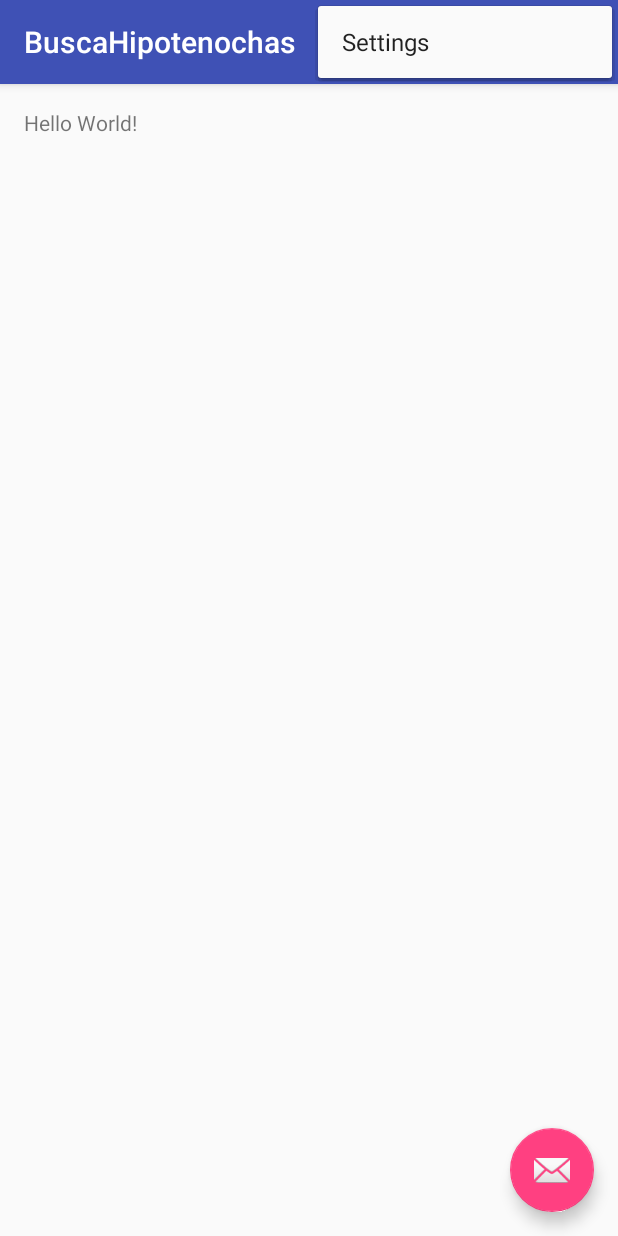
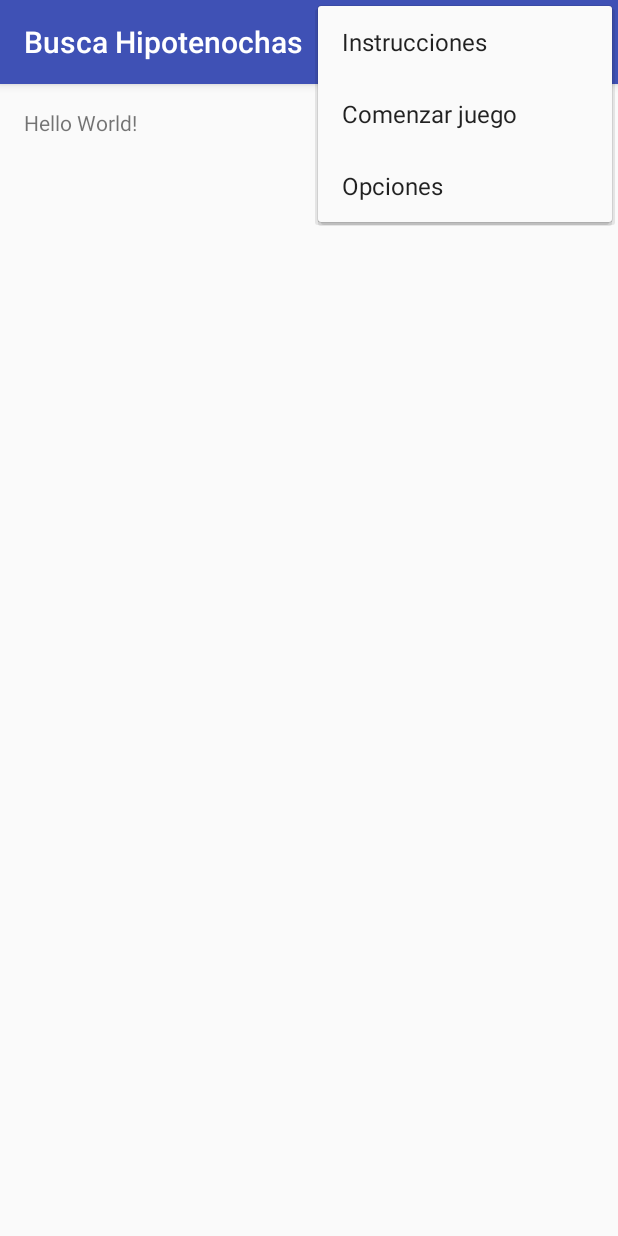
Before and after one commit to MEreno98/BuscaHipotenochas, an Android app: the screen it shows after launch (MainActivity), with the options menu open, on a phone screen of 412 x 824 dp. Run offline under Robolectric (Android 15) with nearby library versions, the phone set to English and light mode, and no system bars.

Commit message:
Menu
Creado el menu, faltan los eventos

```diff
--- a/app/src/main/res/layout/activity_main.xml
+++ b/app/src/main/res/layout/activity_main.xml
@@ -19,16 +19,10 @@
             android:background="?attr/colorPrimary"
             app:popupTheme="@style/AppTheme.PopupOverlay" />
 
+
     </android.support.design.widget.AppBarLayout>
 
     <include layout="@layout/content_main" />
 
-    <android.support.design.widget.FloatingActionButton
-        android:id="@+id/fab"
-        android:layout_width="wrap_content"
-        android:layout_height="wrap_content"
-        android:layout_gravity="bottom|end"
-        android:layout_margin="@dimen/fab_margin"
-        app:srcCompat="@android:drawable/ic_dialog_email" />
 
 </android.support.design.widget.CoordinatorLayout>
--- a/app/src/main/res/menu/menu_main.xml
+++ b/app/src/main/res/menu/menu_main.xml
@@ -3,8 +3,28 @@
     xmlns:tools="http://schemas.android.com/tools"
     tools:context="com.example.a8fdi12.buscahipotenochas.MainActivity">
     <item
+        android:id="@+id/action_changehipo"
+        android:orderInCategory="1"
+        android:icon="@android:drawable/ic_menu_add"
+        android:title="@string/action_change"
+        app:showAsAction="ifRoom"/>
+
+    <item
+        android:id="@+id/action_instrucciones"
+        android:orderInCategory="100"
+        android:title="@string/action_instrucciones"
+        app:showAsAction="never" />
+
+    <item
+        android:id="@+id/action_start"
+        android:orderInCategory="200"
+        android:title="@string/action_start"
+        app:showAsAction="never" />
+
+    <item
         android:id="@+id/action_settings"
-        android:orderInCategory="100"
+        android:orderInCategory="300"
         android:title="@string/action_settings"
         app:showAsAction="never" />
+
 </menu>
--- a/app/src/main/res/values/strings.xml
+++ b/app/src/main/res/values/strings.xml
@@ -1,4 +1,7 @@
 <resources>
-    <string name="app_name">BuscaHipotenochas</string>
-    <string name="action_settings">Settings</string>
+    <string name="app_name">Busca Hipotenochas</string>
+    <string name="action_change">Cambiar Hipotenocha</string>
+    <string name="action_instrucciones">Instrucciones</string>
+    <string name="action_start">Comenzar juego</string>
+    <string name="action_settings">Opciones</string>
 </resources>
```
Also changed, not shown: app/src/main/java/com/example/a8fdi12/buscahipotenochas/MainActivity.java (+23 -15 lines).
